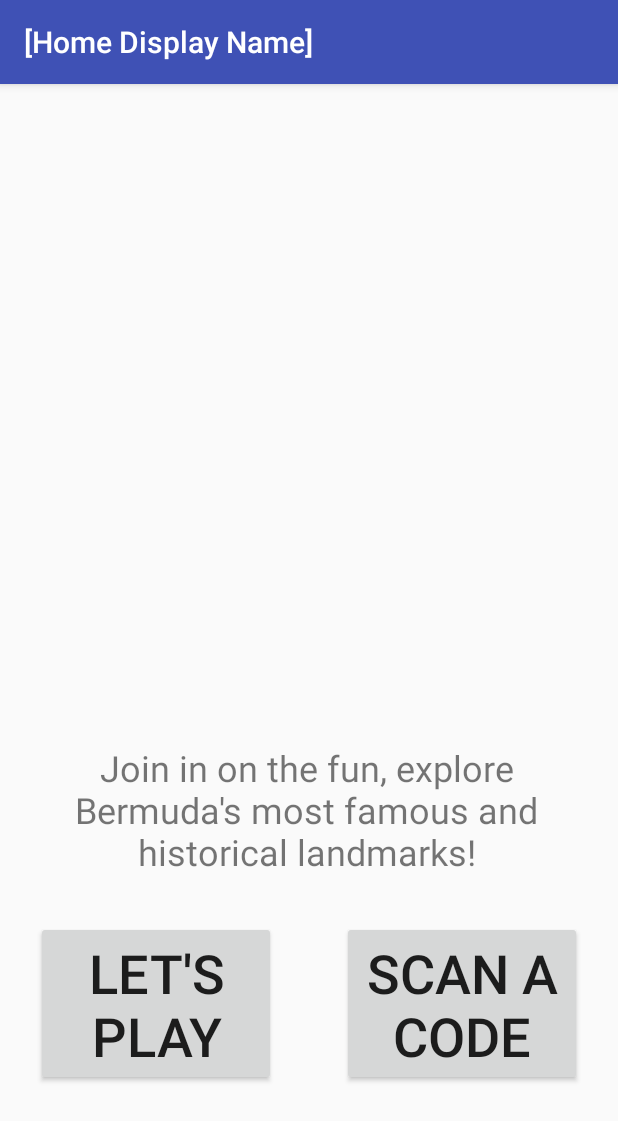
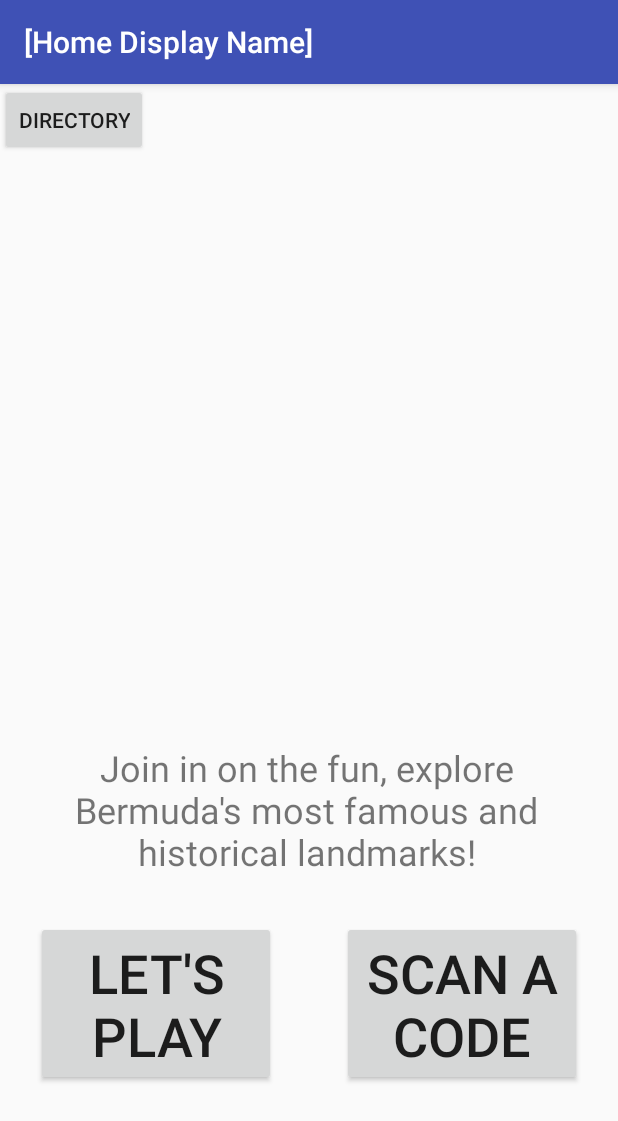
Before and after one commit to Red395/RDI, an Android app: the screen it shows after launch (HomePage), on a phone screen of 412 x 824 dp. Shown: the top 1121 px of the screen. Run offline under Robolectric (Android 15) with nearby library versions, the phone set to English and light mode, and no system bars; libraries missing offline, so code that uses them is left out: com.google.zxing.integration; 1 statement that could not run was skipped.

```diff
--- a/app/src/main/AndroidManifest.xml
+++ b/app/src/main/AndroidManifest.xml
@@ -32,6 +32,9 @@
             android:name=".LmkInformation"
             android:label="@string/title_activity_lmk_information"
             android:screenOrientation="portrait"></activity>
+        <activity
+            android:name=".HuntPage"
+            android:screenOrientation="portrait"></activity>
     </application>
 
 </manifest>
--- a/app/src/main/java/com/example/wiskowski/rounddisland/HomePage.java
+++ b/app/src/main/java/com/example/wiskowski/rounddisland/HomePage.java
@@ -33,6 +33,7 @@ public class HomePage extends AppCompatActivity {
         mContext = this;
         scanCodeButton();
         startGameButton();
+        directoryButton();
     }
 
     private void scanCodeButton() {
@@ -54,6 +55,18 @@ public class HomePage extends AppCompatActivity {
             @Override
             public void onClick(View view){
                 Button button = (Button) view;
+                startActivity(new Intent(getApplicationContext(), HuntPage.class)); // change to main game page
+            }
+        });
+    }
+
+    private void directoryButton(){
+        Button button = findViewById(R.id.DirectoryButton);
+        button.setOnClickListener(new View.OnClickListener(){
+
+            @Override
+            public void onClick(View view){
+                Button button = (Button) view;
                 startActivity(new Intent(getApplicationContext(), Directory.class)); // change to main game page
             }
         });
--- a/app/src/main/res/layout/homepage.xml
+++ b/app/src/main/res/layout/homepage.xml
@@ -46,4 +46,12 @@
         app:layout_constraintHorizontal_bias="0.5"
         app:layout_constraintStart_toEndOf="@+id/StartGameButton"/>
 
+    <Button
+        android:id="@+id/DirectoryButton"
+        android:layout_width="wrap_content"
+        android:layout_height="wrap_content"
+        android:text="Directory"
+        tools:layout_editor_absoluteX="121dp"
+        tools:layout_editor_absoluteY="114dp" />
+
 </android.support.constraint.ConstraintLayout>
```
Also changed, not shown: app/src/main/java/com/example/wiskowski/rounddisland/HuntPage.java (added, +106 -0 lines).
